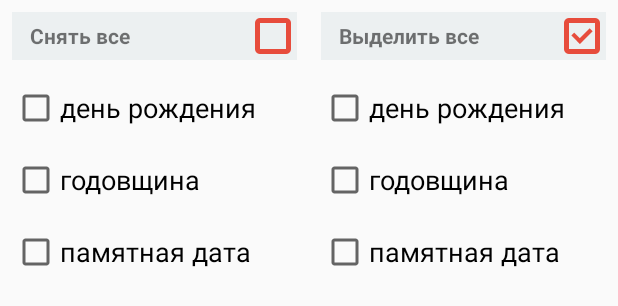
After one commit to MengGP/ABdCalendar, an Android app: the layout dialog_month_filter.xml on its own in the app's theme, with its tools: preview values and no code run, on a phone screen of 412 x 824 dp. The commit adds this screen. Shown: the top 306 px of the screen. Run offline under Robolectric (Android 15) with nearby library versions, the phone set to English and light mode, and no system bars.

Commit message:
add: разметка диалога фильтра по месяцам

```diff
--- /dev/null
+++ b/app/src/main/res/layout/dialog_month_filter.xml
@@ -0,0 +1,182 @@
+<?xml version="1.0" encoding="utf-8"?>
+<LinearLayout xmlns:android="http://schemas.android.com/apk/res/android"
+    android:orientation="vertical"
+    android:layout_width="match_parent"
+    android:layout_height="match_parent">
+
+    <LinearLayout
+        android:layout_width="match_parent"
+        android:layout_height="wrap_content"
+        android:orientation="horizontal">
+
+        <!-- "Кнопка" - снять все -->
+        <RelativeLayout
+            android:id="@+id/dialog_deselect_all_months"
+            android:layout_width="0dp"
+            android:layout_height="wrap_content"
+            android:layout_weight="1"
+            android:background="@color/gray_light"
+            android:layout_margin="8dp">
+            <TextView
+                android:layout_width="wrap_content"
+                android:layout_height="wrap_content"
+                android:layout_alignParentStart="true"
+                android:layout_centerVertical="true"
+                android:layout_marginStart="12dp"
+                style="@style/text14_bold_center"
+                android:text="@string/dialog_deselect_all"/>
+            <ImageView
+                android:layout_width="32dp"
+                android:layout_height="32dp"
+                android:layout_alignParentEnd="true"
+                android:src="@drawable/checkbox_empty"
+                android:contentDescription="@string/dialog_deselect_all"/>
+        </RelativeLayout>
+
+        <!-- "Кнопка" - выделить все -->
+        <RelativeLayout
+            android:id="@+id/dialog_select_all_months"
+            android:layout_width="0dp"
+            android:layout_height="wrap_content"
+            android:layout_weight="1"
+            android:background="@color/gray_light"
+            android:layout_margin="8dp">
+            <TextView
+                android:layout_width="wrap_content"
+                android:layout_height="wrap_content"
+                android:layout_alignParentStart="true"
+                android:layout_centerVertical="true"
+                android:layout_marginStart="12dp"
+                style="@style/text14_bold_center"
+                android:text="@string/dialog_select_all"/>
+            <ImageView
+                android:layout_width="32dp"
+                android:layout_height="32dp"
+                android:layout_alignParentEnd="true"
+                android:src="@drawable/checkbox_full"
+                android:contentDescription="@string/dialog_select_all"/>
+        </RelativeLayout>
+
+    </LinearLayout>
+
+    <!-- Выбор месяца -->
+    <!-- 1е полугодие -->
+    <LinearLayout
+        android:layout_width="match_parent"
+        android:layout_height="wrap_content"
+        android:orientation="horizontal">
+        <LinearLayout
+            android:layout_width="0dp"
+            android:layout_height="wrap_content"
+            android:layout_weight="1"
+            android:orientation="vertical">
+            <CheckBox
+                android:id="@+id/ev_month_on_dialog_january"
+                android:layout_width="match_parent"
+                android:layout_height="wrap_content"
+                style="@style/text18"
+                android:layout_margin="8dp"
+                android:text="@string/birthday"/>
+            <CheckBox
+                android:id="@+id/ev_month_on_dialog_febrary"
+                android:layout_width="match_parent"
+                android:layout_height="wrap_content"
+                style="@style/text18"
+                android:layout_margin="8dp"
+                android:text="@string/anniversary"/>
+            <CheckBox
+                android:id="@+id/ev_month_on_dialog_march"
+                android:layout_width="match_parent"
+                android:layout_height="wrap_content"
+                style="@style/text18"
+                android:layout_margin="8dp"
+                android:text="@string/memodate"/>
+        </LinearLayout>
+
+        <!-- 2е полугодие -->
+        <LinearLayout
+            android:layout_width="0dp"
+            android:layout_height="wrap_content"
+            android:layout_weight="1"
+            android:orientation="vertical">
+            <CheckBox
+                android:id="@+id/ev_month_on_dialog_july"
+                android:layout_width="match_parent"
+                android:layout_height="wrap_content"
+                style="@style/text18"
+                android:layout_margin="8dp"
+                android:text="@string/birthday"/>
+            <CheckBox
+                android:id="@+id/ev_month_on_dialog_august"
+                android:layout_width="match_parent"
+                android:layout_height="wrap_content"
+                style="@style/text18"
+                android:layout_margin="8dp"
+                android:text="@string/anniversary"/>
+            <CheckBox
+                android:id="@+id/ev_month_on_dialog_september"
+                android:layout_width="match_parent"
+                android:layout_height="wrap_content"
+                style="@style/text18"
+                android:layout_margin="8dp"
+                android:text="@string/memodate"/>
+        </LinearLayout>
+    </LinearLayout>
+    <!--
+    <GridLayout
+        android:layout_width="match_parent"
+        android:layout_height="wrap_content"
+        android:columnCount="2">
+
+        <CheckBox
+            android:id="@+id/ev_month_on_dialog_january"
+            android:layout_width="0dp"
+            android:layout_height="wrap_content"
+            android:layout_columnWeight="1"
+            style="@style/text18"
+            android:layout_margin="8dp"
+            android:text="@string/birthday"/>
+        <CheckBox
+            android:id="@+id/ev_type_anniversary_on_dialog"
+            android:layout_width="0dp"
+            android:layout_height="wrap_content"
+            android:layout_columnWeight="1"
+            style="@style/text18"
+            android:layout_margin="8dp"
+            android:text="@string/anniversary"/>
+        <CheckBox
+            android:id="@+id/ev_type_memodate_on_dialog"
+            android:layout_width="0dp"
+            android:layout_height="wrap_content"
+            android:layout_columnWeight="1"
+            style="@style/text18"
+            android:layout_margin="8dp"
+            android:text="@string/memodate"/>
+        <CheckBox
+            android:id="@+id/ev_type_holiday_on_dialog"
+            android:layout_width="0dp"
+            android:layout_height="wrap_content"
+            android:layout_columnWeight="1"
+            style="@style/text18"
+            android:layout_margin="8dp"
+            android:text="@string/holiday"/>
+        <CheckBox
+            android:id="@+id/ev_type_other_on_dialog"
+            android:layout_width="0dp"
+            android:layout_height="wrap_content"
+            android:layout_columnWeight="1"
+            style="@style/text18"
+            android:layout_margin="8dp"
+            android:text="@string/other"/>
+        <CheckBox
+            android:id="@+id/ev_type_other_on_dialog"
+            android:layout_width="0dp"
+            android:layout_height="wrap_content"
+            android:layout_columnWeight="1"
+            style="@style/text18"
+            android:layout_margin="8dp"
+            android:text="@string/other"/>
+    </GridLayout>
+    -->
+
+</LinearLayout>
--- a/app/src/main/res/layout/dialog_type_filter.xml
+++ b/app/src/main/res/layout/dialog_type_filter.xml
@@ -4,19 +4,12 @@
     android:layout_width="match_parent"
     android:layout_height="match_parent">
 
-    <!--
-    <TextView
-        android:layout_width="match_parent"
-        android:layout_height="wrap_content"
-        style="@style/text18_bold"
-        android:text="@string/dialog_type_filter_type_filter"/>
-        -->
-
     <LinearLayout
         android:layout_width="match_parent"
         android:layout_height="wrap_content"
         android:orientation="horizontal">
 
+        <!-- "Кнопка" - снять все -->
         <RelativeLayout
             android:id="@+id/dialog_deselect_all_types"
             android:layout_width="0dp"
@@ -40,6 +33,7 @@
                 android:contentDescription="@string/dialog_deselect_all"/>
         </RelativeLayout>
 
+        <!-- "Кнопка" - выделить все -->
         <RelativeLayout
             android:id="@+id/dialog_select_all_types"
             android:layout_width="0dp"
@@ -63,52 +57,9 @@
                 android:contentDescription="@string/dialog_select_all"/>
          </RelativeLayout>
 
-        <!--
-        <LinearLayout
-            android:layout_width="0dp"
-            android:layout_height="wrap_content"
-            android:layout_weight="1"
-            android:orientation="horizontal"
-            android:background="@color/gray_light"
-            android:layout_margin="4dp"
-            android:onClick="onClickTypeFilterOnList">
-            <TextView
-                android:layout_width="wrap_content"
-                android:layout_height="wrap_content"
-                style="@style/text14_bold_center"
-                android:text="@string/main_act_type_filter"/>
-            <ImageView
-                android:layout_width="32dp"
-                android:layout_height="32dp"
-                android:layout_gravity="end"
-                android:src="@drawable/checkbox_empty"
-                android:contentDescription="@string/cd_filter"/>
-        </LinearLayout>
-
-        <LinearLayout
-            android:layout_width="0dp"
-            android:layout_height="wrap_content"
-            android:layout_weight="1"
-            android:orientation="horizontal"
-            android:background="@color/gray_light"
-            android:layout_margin="4dp"
-            android:onClick="onClickTypeFilterOnList">
-            <TextView
-                android:layout_width="wrap_content"
-                android:layout_height="wrap_content"
-                style="@style/text14_bold_center"
-                android:text="@string/main_act_type_filter"/>
-            <ImageView
-                android:layout_width="32dp"
-                android:layout_height="32dp"
-                android:layout_gravity="end"
-                android:src="@drawable/checkbox_full"
-                android:contentDescription="@string/cd_filter"/>
-        </LinearLayout>
-        -->
-
     </LinearLayout>
 
+    <!-- Выбор типа события -->
     <CheckBox
         android:id="@+id/ev_type_birthday_on_dialog"
         android:layout_width="wrap_content"
```
